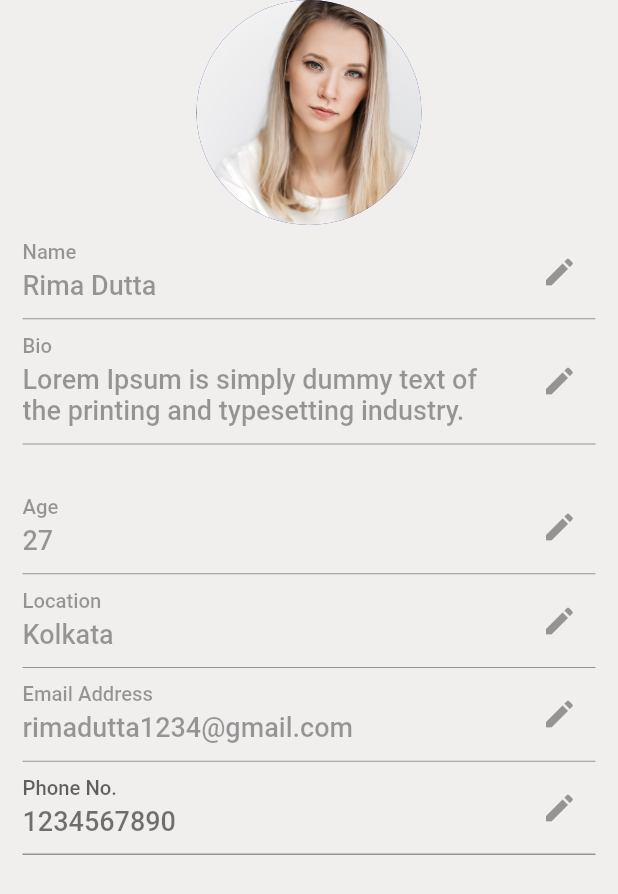
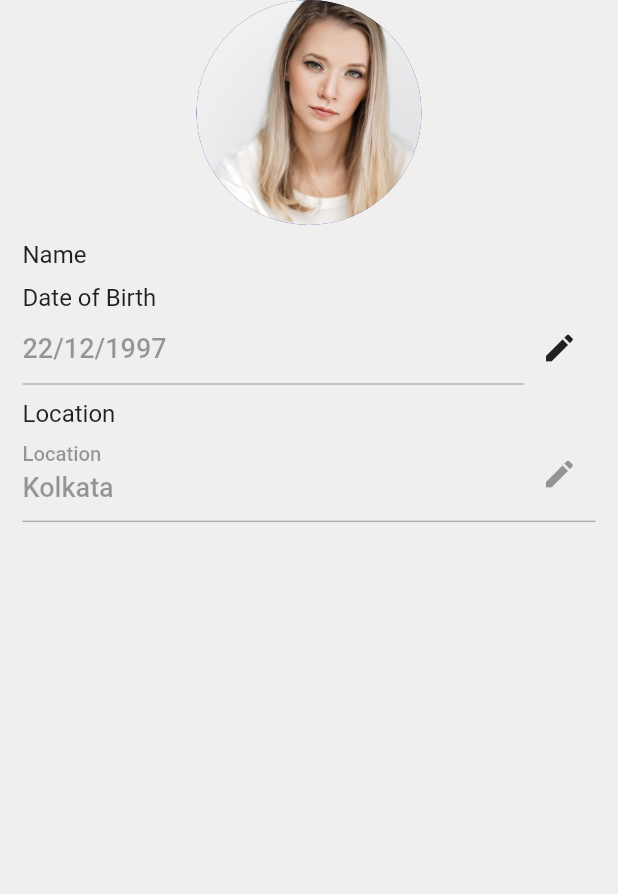
Before and after one commit to Coding-avatar/prestar, a Flutter app: the MyProfileScreen screen opened directly, on a phone screen of 412 x 824 dp. Shown: the top 894 px of the screen. Run offline on Flutter 3.47's test engine with Material 2 defaults, Android fonts, the light colour scheme and no system bars; our stand-ins replace better_player, carousel_slider, cloud_firestore, firebase_auth, firebase_core, google_sign_in and 5 more; missing offline and left inert: flutter_login_facebook; accounts and stored records are empty.

Commit message:
Update myProfileScreen.dart

```diff
--- a/lib/views/screens/myProfileScreen.dart
+++ b/lib/views/screens/myProfileScreen.dart
@@ -1,4 +1,8 @@
 import 'package:flutter/material.dart';
+import 'package:multi_select_flutter/chip_display/multi_select_chip_display.dart';
+import 'package:multi_select_flutter/dialog/multi_select_dialog_field.dart';
+import 'package:multi_select_flutter/util/multi_select_item.dart';
+import 'package:multi_select_flutter/util/multi_select_list_type.dart';
 
 class MyProfileScreen extends StatefulWidget {
   const MyProfileScreen({Key? key}) : super(key: key);
@@ -10,12 +14,13 @@ class MyProfileScreen extends StatefulWidget {
 class _MyProfileScreenState extends State<MyProfileScreen> {
   TextEditingController userNameFieldController = new TextEditingController();
   TextEditingController userBioFieldController = new TextEditingController();
-  TextEditingController userAgeFieldController = new TextEditingController();
+  TextEditingController userDobFieldController = new TextEditingController();
   TextEditingController userLocationFieldController =
       new TextEditingController();
-  TextEditingController userEmailFieldController = new TextEditingController();
-  TextEditingController userMobileNumberFieldController =
-      new TextEditingController();
+  String dropdownValue = '';
+
+  // List<String> choices = ['Entertainment', 'Comedy', 'Action', 'one', 'tow'];
+  // List _selectedChoices = List.empty(growable: true);
   @override
   void initState() {
     super.initState();
@@ -37,40 +42,112 @@ class _MyProfileScreenState extends State<MyProfileScreen> {
               radius: 75,
               backgroundImage: AssetImage("assets/images/profile2.jpg"),
             ),
-            TextField(
-              controller: userNameFieldController,
-              decoration: InputDecoration(
-                label: Text('Name'),
-                suffixIcon: IconButton(
+            Container(
+              margin: EdgeInsets.only(top: 10),
+              child: Text('Name'),
+              width: double.infinity,
+            ),
+            // TextField(
+            //   controller: userNameFieldController,
+            //   decoration: InputDecoration(
+            //     hintText: 'Your Name',
+            //     suffixIcon: IconButton(
+            //       icon: Icon(Icons.edit),
+            //       onPressed: null,
+            //     ),
+            //   ),
+            //   enabled: false,
+            // ),
+            // Container(
+            //   margin: EdgeInsets.only(top: 10),
+            //   child: Text('Gender'),
+            //   width: double.infinity,
+            // ),
+            // DropdownButton<String>(
+            //   value: dropdownValue,
+            //   icon: const Icon(Icons.arrow_downward),
+            //   iconSize: 24, isExpanded: true, isDense: false,
+            //   elevation: 16,
+            //   style: const TextStyle(color: Colors.black87),
+            //   // underline: Container(
+            //   //   height: 2,
+            //   //   color: Colors.deepPurpleAccent,
+            //   // ),
+            //   onChanged: (String? newValue) {
+            //     setState(() {
+            //       dropdownValue = newValue!;
+            //     });
+            //   },
+            //   items: <String>['Male', 'Female', 'Other']
+            //       .map<DropdownMenuItem<String>>((String value) {
+            //     return DropdownMenuItem<String>(
+            //       value: value,
+            //       child: Expanded(child: Text(value)),
+            //     );
+            //   }).toList(),
+            // ),
+            // Container(
+            //   margin: EdgeInsets.only(top: 10),
+            //   child: Text('Bio'),
+            //   width: double.infinity,
+            // ),
+            // TextField(
+            //   controller: userBioFieldController,
+            //   decoration: InputDecoration(
+            //     hintText: 'Bio',
+            //     suffixIcon: IconButton(
+            //       icon: Icon(Icons.edit),
+            //       onPressed: null,
+            //     ),
+            //   ),
+            //   maxLines: 2,
+            //   enabled: false,
+            //   maxLength: 120,
+            // ),
+            Container(
+              margin: EdgeInsets.only(top: 10),
+              child: Text('Date of Birth'),
+              width: double.infinity,
+            ),
+            Row(
+              mainAxisSize: MainAxisSize.max,
+              children: [
+                Flexible(
+                  child: TextField(
+                    controller: userDobFieldController,
+                    decoration: InputDecoration(
+                      hintText: 'Date of Birth',
+                      hintStyle: TextStyle(),
+                    ),
+                    enabled: false,
+                  ),
+                ),
+                IconButton(
                   icon: Icon(Icons.edit),
-                  onPressed: null,
-                ),
-              ),
-              enabled: false,
+                  onPressed: () => print('hello'),
+                )
+              ],
             ),
-            TextField(
-              controller: userBioFieldController,
-              decoration: InputDecoration(
-                label: Text('Bio'),
-                suffixIcon: IconButton(
-                  icon: Icon(Icons.edit),
-                  onPressed: null,
-                ),
-              ),
-              maxLines: 2,
-              enabled: false,
-              maxLength: 120,
-            ),
-            TextField(
-              controller: userAgeFieldController,
-              decoration: InputDecoration(
-                label: Text('Age'),
-                suffixIcon: IconButton(
-                  icon: Icon(Icons.edit),
-                  onPressed: null,
-                ),
-              ),
-              enabled: false,
+            // MultiSelectDialogField(
+            //   items: choices.map((e) => MultiSelectItem(e, e)).toList(),
+            //   listType: MultiSelectListType.CHIP,
+            //   onConfirm: (values) {
+            //     _selectedChoices = values;
+            //   },
+            // ),
+            // MultiSelectChipDisplay(
+            //   items:
+            //       _selectedChoices.map((e) => MultiSelectItem(e, e)).toList(),
+            //   onTap: (value) {
+            //     setState(() {
+            //       _selectedChoices.remove(value);
+            //     });
+            //   },
+            // ),
+            Container(
+              margin: EdgeInsets.only(top: 10),
+              child: Text('Location'),
+              width: double.infinity,
             ),
             TextField(
               controller: userLocationFieldController,
@@ -83,32 +160,6 @@ class _MyProfileScreenState extends State<MyProfileScreen> {
               ),
               enabled: false,
             ),
-            TextField(
-              controller: userEmailFieldController,
-              decoration: InputDecoration(
-                label: Text('Email Address'),
-                suffixIcon: IconButton(
-                  icon: Icon(Icons.edit),
-                  onPressed: null,
-                ),
-              ),
-              enabled: false,
-            ),
-            TextField(
-              controller: userMobileNumberFieldController,
-              decoration: InputDecoration(
-                label: Text('Phone No.'),
-                suffixIcon: IconButton(
-                  icon: Icon(Icons.edit),
-                  onPressed: null,
-                ),
-                // labelStyle: TextStyle(color: Colors.black54, fontSize: 12),
-              ),
-              enabled: true,
-            ),
-            // Date Of Birth
-            // Gender
-            // Interests
           ],
         ),
       ),
@@ -120,10 +171,9 @@ class _MyProfileScreenState extends State<MyProfileScreen> {
       userNameFieldController.text = "Rima Dutta";
       userBioFieldController.text =
           "Lorem Ipsum is simply dummy text of the printing and typesetting industry. Lorem Ipsum has been the industry\'s standard";
-      userAgeFieldController.text = "27";
       userLocationFieldController.text = "Kolkata";
-      userEmailFieldController.text = "rimadutta1234@gmail.com";
-      userMobileNumberFieldController.text = "1234567890";
+      userDobFieldController.text = "22/12/1997";
+      dropdownValue = 'Female';
     });
   }
 }
```
